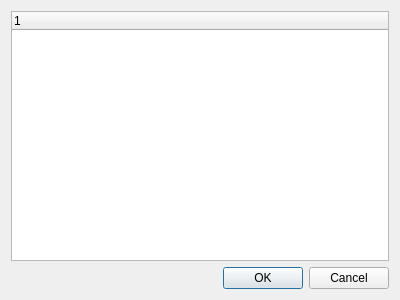
Before: the Qt Designer form ui/gui/resources/select_mime_types.ui in halbbob/dff, drawn with Qt 5.
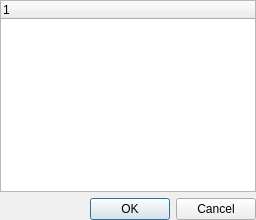
After: the same form once the commit is applied.

```diff
--- a/ui/gui/resources/select_mime_types.ui
+++ b/ui/gui/resources/select_mime_types.ui
@@ -2,18 +2,13 @@
 <ui version="4.0">
  <class>selectMimeTypes</class>
  <widget class="QDialog" name="selectMimeTypes">
-  <property name="geometry">
-   <rect>
-    <x>0</x>
-    <y>0</y>
-    <width>400</width>
-    <height>300</height>
-   </rect>
-  </property>
   <property name="windowTitle">
    <string>Dialog</string>
   </property>
   <layout class="QVBoxLayout" name="verticalLayout">
+   <property name="margin">
+    <number>0</number>
+   </property>
    <item>
     <widget class="QTreeWidget" name="mime_types">
      <column>
```
Left out of the diff: 2 changed lines with no effect on the pictures.
